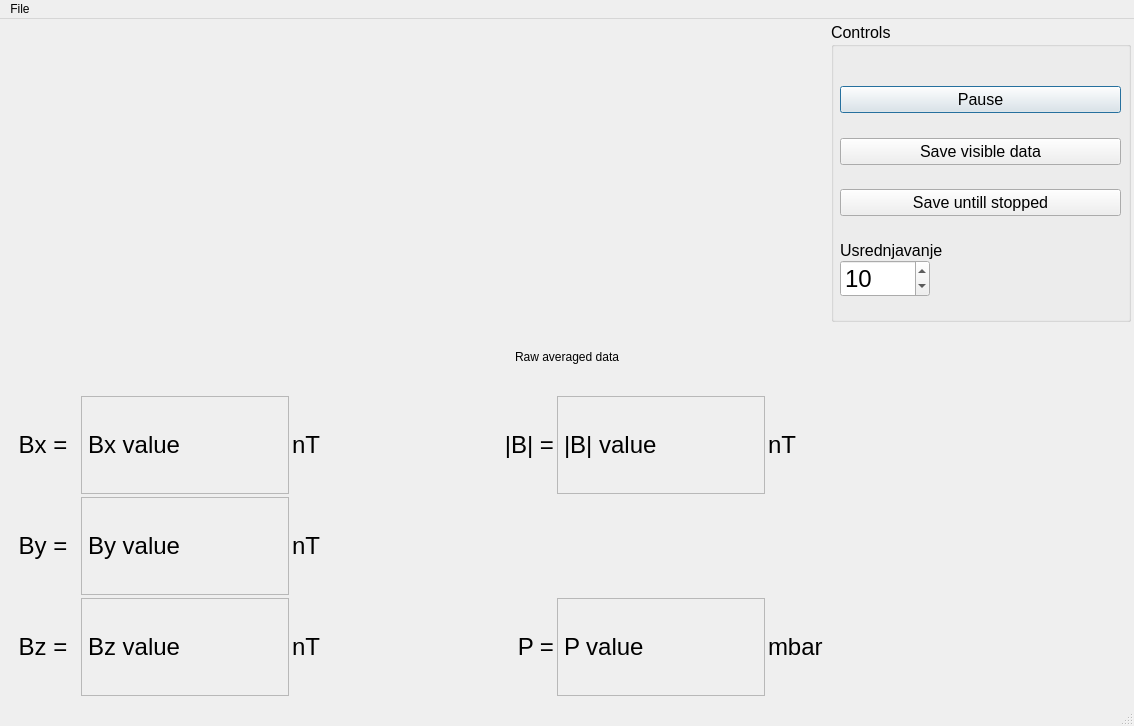
zoran-grujic/MyTwinleafVMR, file gui.ui: the form before one commit.
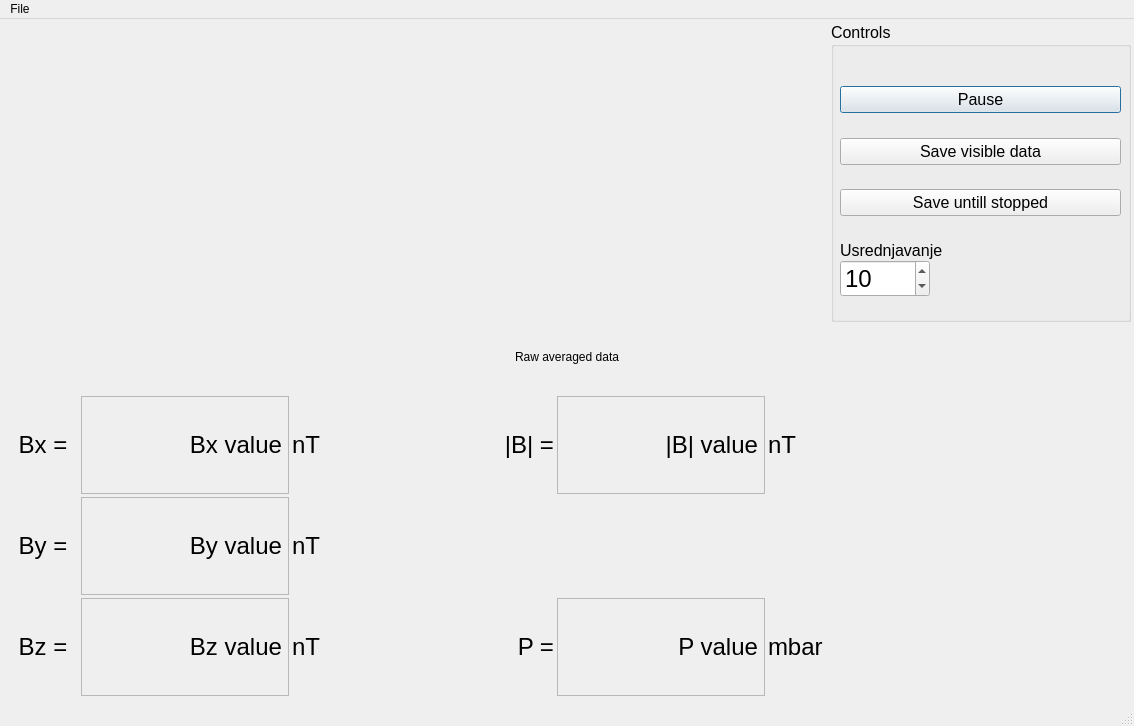
The form after the commit.

What changed in the file:
```diff
--- a/gui.ui
+++ b/gui.ui
@@ -406,6 +406,9 @@
           <property name="text">
            <string>Bx value</string>
           </property>
+          <property name="alignment">
+           <set>Qt::AlignRight|Qt::AlignTrailing|Qt::AlignVCenter</set>
+          </property>
          </widget>
         </item>
         <item row="3" column="0">
@@ -442,6 +445,9 @@
           <property name="text">
            <string>Bz value</string>
           </property>
+          <property name="alignment">
+           <set>Qt::AlignRight|Qt::AlignTrailing|Qt::AlignVCenter</set>
+          </property>
          </widget>
         </item>
         <item row="1" column="4">
@@ -457,6 +463,9 @@
           <property name="text">
            <string>|B| value</string>
           </property>
+          <property name="alignment">
+           <set>Qt::AlignRight|Qt::AlignTrailing|Qt::AlignVCenter</set>
+          </property>
          </widget>
         </item>
         <item row="1" column="0">
@@ -508,6 +517,9 @@
           <property name="text">
            <string>P value</string>
           </property>
+          <property name="alignment">
+           <set>Qt::AlignRight|Qt::AlignTrailing|Qt::AlignVCenter</set>
+          </property>
          </widget>
         </item>
         <item row="3" column="3">
@@ -550,6 +562,9 @@
           <property name="text">
            <string>By value</string>
           </property>
+          <property name="alignment">
+           <set>Qt::AlignRight|Qt::AlignTrailing|Qt::AlignVCenter</set>
+          </property>
          </widget>
         </item>
         <item row="1" column="6" rowspan="3">
```
